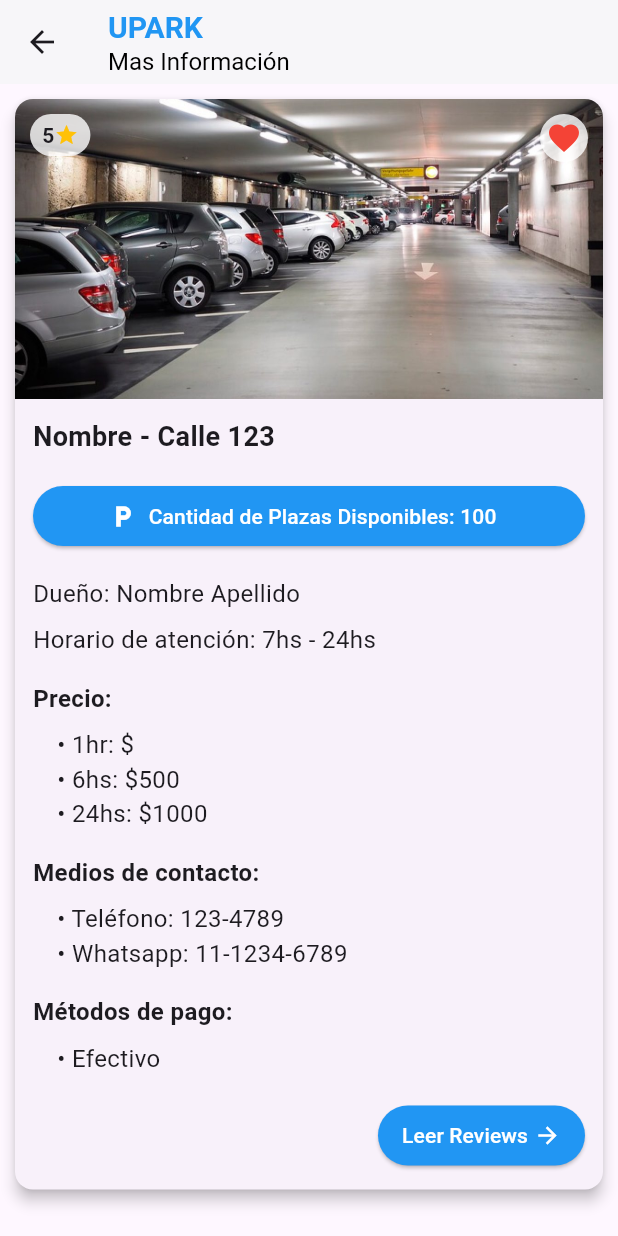
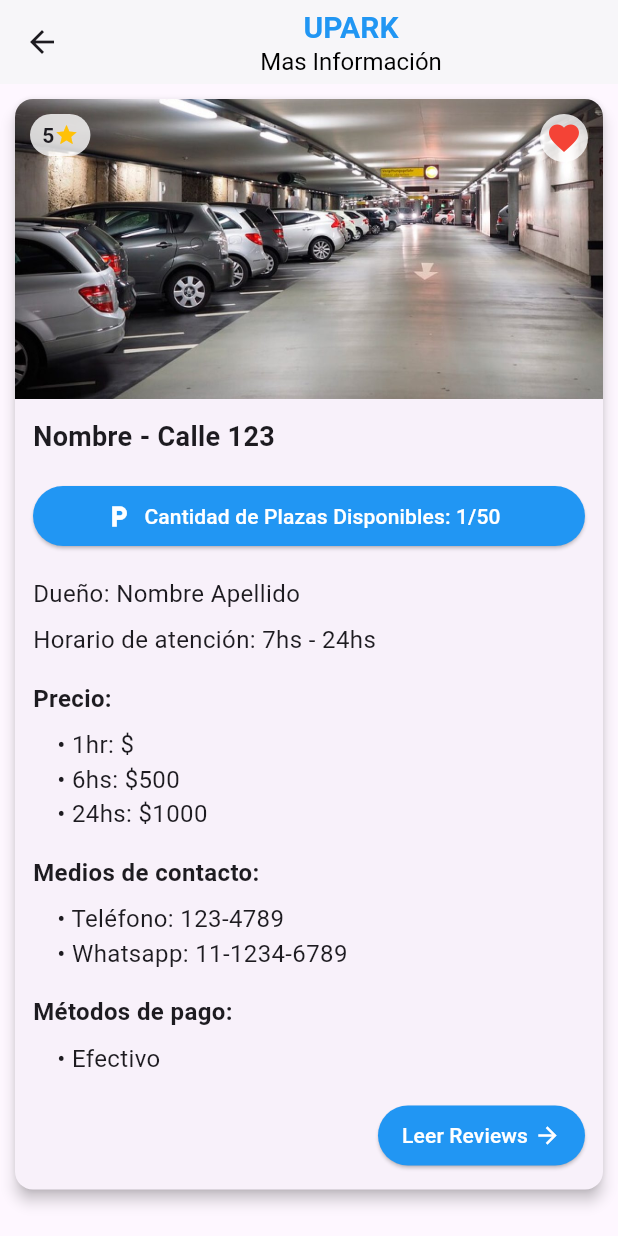
Before and after one commit to DiSavoia/UPark, a Flutter app: the Favorites screen opened by its route, on a phone screen of 412 x 824 dp. Run offline on Flutter 3.47's test engine with Material 3 defaults, Android fonts, the phone set to English and light mode, and no system bars; our stand-ins replace flutter_map, latlong2, location, permission_handler; missing offline and left inert: flutter_map_location_marker.

Commit message:
favorites terminada

```diff
--- a/lib/favorites.dart
+++ b/lib/favorites.dart
@@ -7,13 +7,14 @@ class Favorites extends StatelessWidget {
   Widget build(BuildContext context) {
     return Scaffold(
       appBar: AppBar(
-        title: Column(
-          crossAxisAlignment: CrossAxisAlignment.start,
-          mainAxisSize: MainAxisSize.min,
-          children: [
-            Text('UPARK', style: TextStyle(fontWeight: FontWeight.bold, color: Colors.blue, fontSize: 20)),
-            Text('Mas Información', style: TextStyle(fontWeight: FontWeight.normal, color: Colors.black, fontSize: 16)),
-          ],
+        title: Center(
+          child: Column(
+            mainAxisSize: MainAxisSize.min,
+            children: [
+              Text('UPARK', style: TextStyle(fontWeight: FontWeight.bold, color: Colors.blue, fontSize: 20)),
+              Text('Mas Información', style: TextStyle(fontWeight: FontWeight.normal, color: Colors.black, fontSize: 16)),
+            ],
+          ),
         ),
         backgroundColor: Colors.white,
         elevation: 1,
@@ -102,7 +103,7 @@ class Favorites extends StatelessWidget {
                 ElevatedButton.icon(
                   onPressed: () {},
                   icon: Icon(Icons.local_parking),
-                  label: Text('Cantidad de Plazas Disponibles: 100'),
+                  label: Text('Cantidad de Plazas Disponibles: 1/50'),
                   style: ElevatedButton.styleFrom(
                     backgroundColor: Colors.blue,
                     foregroundColor: Colors.white,
```
